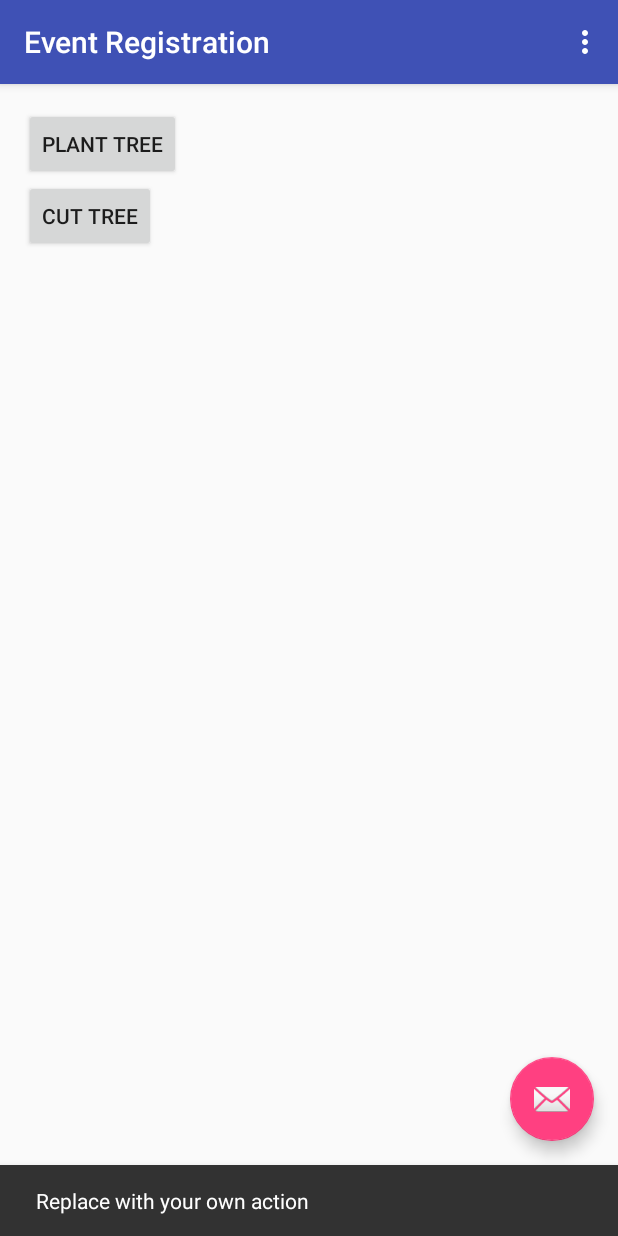
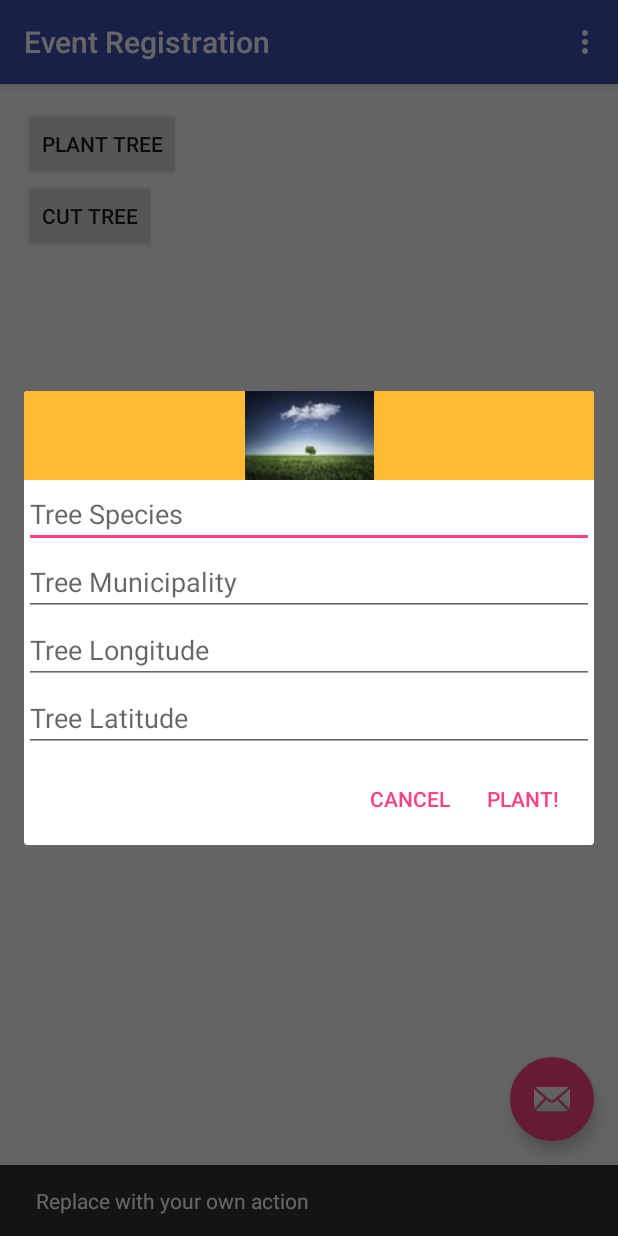
Before and after one commit to AnthonyLaye/monTREEal, an Android app: the screen it shows after launch (MainActivity), after a tap on "PLANT TREE", on a phone screen of 412 x 824 dp. Run offline under Robolectric (Android 15) with nearby library versions, the phone set to English and light mode, and no system bars; libraries missing offline, so code that uses them is left out: com.loopj.android, cz.msebera.android; 1 statement that could not run was skipped; 1 other tap on this screen came first.

Commit message:
Cute little dialog to plant tree

```diff
--- a/TreePLE-Android/app/src/main/java/ca/mcgill/ecse321/TreePLESystem/MainActivity.java
+++ b/TreePLE-Android/app/src/main/java/ca/mcgill/ecse321/TreePLESystem/MainActivity.java
@@ -1,11 +1,14 @@
 package ca.mcgill.ecse321.TreePLESystem;
 
+import android.content.DialogInterface;
 import android.os.Bundle;
 import android.support.design.widget.FloatingActionButton;
 import android.support.design.widget.Snackbar;
+import android.support.v7.app.AlertDialog;
 import android.support.v7.app.AppCompatActivity;
 
 import android.support.v7.widget.Toolbar;
+import android.view.LayoutInflater;
 import android.view.View;
 import android.view.Menu;
 import android.view.MenuItem;
@@ -52,17 +55,6 @@ public class MainActivity extends AppCompatActivity {
         });
         refreshErrorMessage();
 
-        Spinner participantSpinner = (Spinner) findViewById(R.id.participantspinner);
-        Spinner eventSpinner = (Spinner) findViewById(R.id.eventspinner);
-
-        participantAdapter = new ArrayAdapter<String>(this, android.R.layout.simple_spinner_item, participantNames);
-        participantAdapter.setDropDownViewResource(android.R.layout.simple_spinner_dropdown_item);
-        participantSpinner.setAdapter(participantAdapter);
-
-        eventAdapter = new ArrayAdapter<String>(this, android.R.layout.simple_spinner_item, eventNames);
-        eventAdapter.setDropDownViewResource(android.R.layout.simple_spinner_dropdown_item);
-        eventSpinner.setAdapter(eventAdapter);
-
         // Get initial content for spinners
         refreshLists(this.getCurrentFocus());
     }
@@ -91,6 +83,7 @@ public class MainActivity extends AppCompatActivity {
 
     private void refreshErrorMessage() {
         // set the error message
+        /*
         TextView tvError = (TextView) findViewById(R.id.error);
         tvError.setText(error);
 
@@ -99,6 +92,7 @@ public class MainActivity extends AppCompatActivity {
         } else {
             tvError.setVisibility(View.VISIBLE);
         }
+        */
 
     }
 
@@ -206,6 +200,27 @@ public class MainActivity extends AppCompatActivity {
 
     public void plantTree(View view) {
 
+        AlertDialog.Builder builder = new android.support.v7.app.AlertDialog.Builder(this);
+        LayoutInflater inflater = getLayoutInflater();
+
+        builder.setView(inflater.inflate(R.layout.planttree_dialog, null));
+
+        builder.setCancelable(true);
+
+        builder.setPositiveButton(R.string.plant, new DialogInterface.OnClickListener() {
+            public void onClick(DialogInterface dialog, int id) {
+                dialog.cancel();
+            }
+        });
+        builder.setNegativeButton(R.string.cancel, new DialogInterface.OnClickListener() {
+            public void onClick(DialogInterface dialog, int id) {
+                dialog.cancel();
+            }
+        });
+
+        AlertDialog dialog = builder.create();
+        dialog.show();
+
         error = "";
         /*final TextView tv = (TextView) findViewById(R.id.newtree_name);
         HttpUtils.post("trees/" + tv.getText().toString(), new RequestParams(), new JsonHttpResponseHandler() {
--- /dev/null
+++ b/TreePLE-Android/app/src/main/res/layout/planttree_dialog.xml
@@ -0,0 +1,62 @@
+<?xml version="1.0" encoding="utf-8"?>
+<android.support.constraint.ConstraintLayout
+    xmlns:android="http://schemas.android.com/apk/res/android"
+    xmlns:tools="http://schemas.android.com/tools"
+    android:layout_width="match_parent"
+    android:layout_height="match_parent">
+
+    <RelativeLayout xmlns:android="http://schemas.android.com/apk/res/android"
+        android:layout_width="wrap_content"
+        android:layout_height="wrap_content"
+        android:gravity="center"
+        android:orientation="vertical">
+
+        <ImageView
+            android:layout_width="match_parent"
+            android:layout_height="wrap_content"
+            android:id="@+id/plantimage"
+            android:layout_gravity="center"
+            android:background="#FFFFBB33"
+            android:contentDescription="@string/app_name"
+            android:scaleType="center"
+            android:src="@drawable/planttree" />
+
+        <EditText
+            android:id="@+id/treespecies"
+            android:layout_width="match_parent"
+            android:layout_height="wrap_content"
+            android:layout_gravity="center"
+            android:layout_below="@id/plantimage"
+            android:hint="@string/treespecies"
+            android:inputType="text" />
+
+        <EditText
+            android:id="@+id/treemunicipality"
+            android:layout_width="match_parent"
+            android:layout_height="wrap_content"
+            android:layout_below="@+id/treespecies"
+            android:fontFamily="sans-serif"
+            android:hint="@string/treemunicipality"
+            android:inputType="text" />
+
+        <EditText
+            android:id="@+id/treelongitude"
+            android:layout_width="match_parent"
+            android:layout_height="wrap_content"
+            android:layout_below="@+id/treemunicipality"
+            android:fontFamily="sans-serif"
+            android:hint="@string/treelongitude"
+            android:inputType="text" />
+
+        <EditText
+            android:id="@+id/treemlatitude"
+            android:layout_below="@+id/treelongitude"
+            android:layout_width="match_parent"
+            android:layout_height="wrap_content"
+            android:fontFamily="sans-serif"
+            android:hint="@string/treelatitude"
+            android:inputType="text" />
+
+    </RelativeLayout>
+
+</android.support.constraint.ConstraintLayout>
--- a/TreePLE-Android/app/src/main/res/values/strings.xml
+++ b/TreePLE-Android/app/src/main/res/values/strings.xml
@@ -18,4 +18,14 @@
     <string name="PlantTree">Plant Tree</string>
     <string name="CutTree">Cut Tree</string>
     <string name="ListTrees">List Trees</string>
+
+
+    <string name="treespecies">Tree Species</string>
+    <string name="treemunicipality">Tree Municipality</string>
+    <string name="treelongitude">Tree Longitude</string>
+    <string name="treelatitude">Tree Latitude</string>
+    <string name="plant"> Plant!</string>
+    <string name="cancel"> Cancel</string>
+
+
 </resources>
```
Also changed, not shown: TreePLE-Android/app/src/main/res/drawable/planttree.jpg (added).
